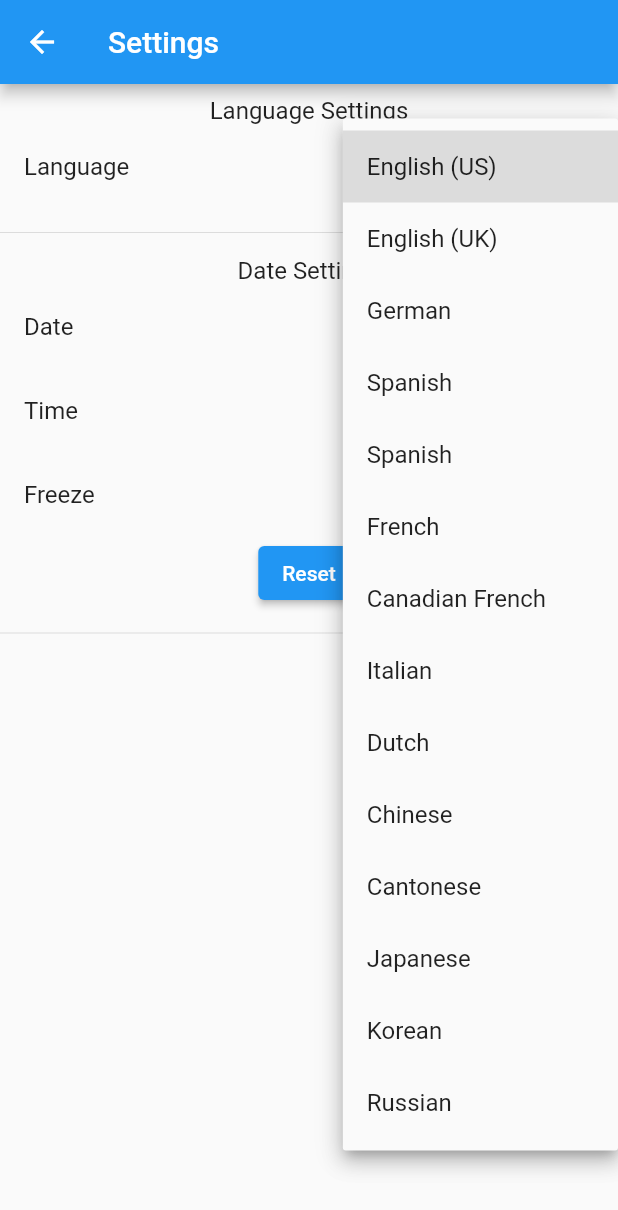
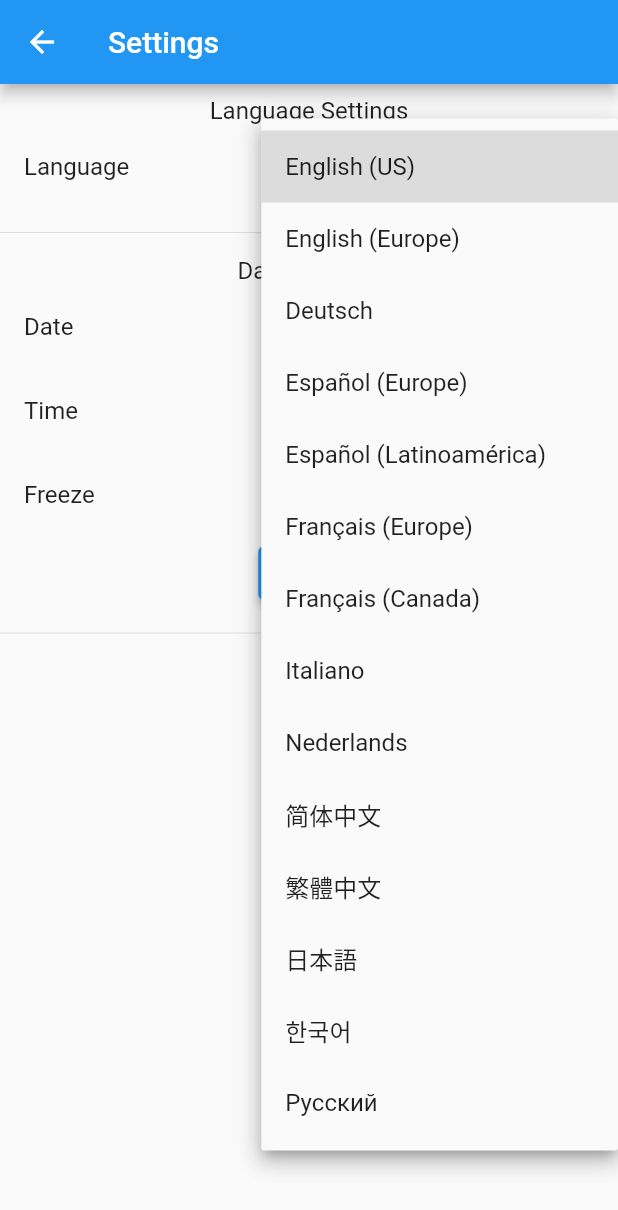
Before and after one commit to kananats/acnh, a Flutter app: the SettingPage screen opened directly, after a tap on "Reset", after a tap on "English (US)", on a phone screen of 412 x 824 dp. Shown: the top 1210 px of the screen. Run offline on Flutter 3.47's test engine with Material 2 defaults, Android fonts, the phone set to English and light mode, and no system bars; our stand-ins replace bloc, dio, equatable, flutter_bloc, shared_preferences, sqflite and 1 more; accounts and stored records are empty; generated files the repository leaves out were written again.

Commit message:
done change language

```diff
--- a/lib/bloc/bloc.dart
+++ b/lib/bloc/bloc.dart
@@ -4,6 +4,6 @@ import 'package:flutter/material.dart';
 import 'package:flutter_bloc/flutter_bloc.dart';
 
 mixin BlocProviderMixin<T extends StatefulWidget> on State<T> {
-  SettingBloc get timeBloc => BlocProvider.of<SettingBloc>(context);
+  SettingBloc get settingBloc => BlocProvider.of<SettingBloc>(context);
   FishBloc get fishBloc => BlocProvider.of<FishBloc>(context);
 }
--- a/lib/bloc/setting/setting_bloc.dart
+++ b/lib/bloc/setting/setting_bloc.dart
@@ -4,7 +4,6 @@ import 'package:acnh/bloc/fish/fish_bloc.dart';
 import 'package:acnh/bloc/fish/fish_event.dart';
 import 'package:acnh/bloc/setting/setting_event.dart';
 import 'package:acnh/bloc/setting/setting_state.dart';
-import 'package:acnh/dto/settings.dart';
 import 'package:acnh/repository/repository.dart';
 import 'package:bloc/bloc.dart';
 import 'package:flutter_bloc/flutter_bloc.dart';
@@ -15,10 +14,8 @@ class SettingBloc extends Bloc<SettingEvent, SettingState>
 
   StreamSubscription<void> _subscription;
 
-  Setting setting;
-
   SettingBloc() : super(InitialSettingState()) {
-    add(InitializeSettingEvent());
+    add(InitializeSettingEvent()); // TODO: can we simplify?
 
     _subscription = _tickerStream().listen(
       (_) => add(TimeTickSettingEvent()),
@@ -27,47 +24,66 @@ class SettingBloc extends Bloc<SettingEvent, SettingState>
 
   @override
   Stream<SettingState> mapEventToState(SettingEvent event) async* {
-    fishBloc?.add(ViewFishEvent()); // TODO: optimization
-
     if (event is InitializeSettingEvent) {
       if (state is InitialSettingState) {
-        setting = await settingRepository.setting;
-        if (setting.offset != null)
+        var setting = await settingRepository.setting;
+        if (setting.freezedOffset != null)
           yield TimePlaySettingState()
-            ..dateTime = DateTime.now().add(setting.offset);
-        else if (setting.dateTime != null)
-          yield TimePauseSettingState()..dateTime = setting.dateTime;
+            ..setting = setting
+            ..dateTime = DateTime.now().add(setting.freezedOffset);
+        else if (setting.freezedDateTime != null)
+          yield TimePauseSettingState()
+            ..setting = setting
+            ..dateTime = setting.freezedDateTime;
         else
-          yield TimeNowSettingState();
+          yield TimeNowSettingState()..setting = setting;
       }
+    } else if (event is SetLanguageSettingEvent) {
+      var state = this.state.copy();
+      var setting = (await settingRepository.setting).copy();
+      setting.language = event.language;
+      settingRepository.setSetting(setting);
+
+      yield state..setting = setting;
     } else if (event is TimeTickSettingEvent) {
       if (state is TimeNowSettingState)
-        yield TimeNowSettingState();
-      else if (state is TimePlaySettingState)
+        yield TimeNowSettingState()..setting = await settingRepository.setting;
+      else if (state is TimePlaySettingState) {
+        var setting = await settingRepository.setting;
         yield TimePlaySettingState()
-          ..dateTime = DateTime.now().add(
-            setting.offset ?? Duration(),
-          );
+          ..setting = setting
+          ..dateTime = DateTime.now().add(setting.freezedOffset);
+      }
     } else if (event is TimePlaySettingEvent) {
       if (state is TimePauseSettingState) {
-        setting.offset = setting.dateTime.difference(DateTime.now());
-        setting.dateTime = null;
+        var setting = await settingRepository.setting;
+
+        setting.freezedOffset =
+            setting.freezedDateTime.difference(DateTime.now());
+        setting.freezedDateTime = null;
         settingRepository.setSetting(setting);
         yield TimePlaySettingState()
-          ..dateTime = DateTime.now().add(setting.offset);
+          ..setting = setting
+          ..dateTime = DateTime.now().add(setting.freezedOffset);
       }
     } else if (event is TimePauseSettingEvent) {
-      setting.offset = null;
+      var setting = await settingRepository.setting;
+
+      setting.freezedOffset = null;
       if (state is TimeNowSettingState)
-        setting.dateTime = event.dateTime ?? DateTime.now();
+        setting.freezedDateTime = event.dateTime ?? DateTime.now();
       else
-        setting.dateTime = event.dateTime ?? state.dateTime;
+        setting.freezedDateTime = event.dateTime ?? state.dateTime;
 
       settingRepository.setSetting(setting);
-      yield TimePauseSettingState()..dateTime = setting.dateTime;
+      yield TimePauseSettingState()
+        ..setting = setting
+        ..dateTime = setting.freezedDateTime;
     } else if (event is TimeResetSettingEvent) {
-      yield TimeNowSettingState();
+      yield TimeNowSettingState()..setting = await settingRepository.setting;
     }
+
+    fishBloc?.add(ViewFishEvent()); // TODO: optimization
   }
 
   static Stream<void> _tickerStream() => Stream.periodic(Duration(seconds: 1));
--- a/lib/bloc/setting/setting_event.dart
+++ b/lib/bloc/setting/setting_event.dart
@@ -1,3 +1,4 @@
+import 'package:acnh/dto/language_enum.dart';
 import 'package:equatable/equatable.dart';
 
 abstract class SettingEvent with EquatableMixin {
@@ -7,10 +8,20 @@ abstract class SettingEvent with EquatableMixin {
 
 class InitializeSettingEvent extends SettingEvent {}
 
+class SetLanguageSettingEvent extends SettingEvent {
+  LanguageEnum language;
+
+  @override
+  List<Object> get props => [language];
+}
+
 class TimeTickSettingEvent extends SettingEvent {}
 
 class TimePauseSettingEvent extends SettingEvent {
   DateTime dateTime;
+
+  @override
+  List<Object> get props => [dateTime];
 }
 
 class TimePlaySettingEvent extends SettingEvent {}
--- a/lib/bloc/setting/setting_state.dart
+++ b/lib/bloc/setting/setting_state.dart
@@ -1,16 +1,40 @@
+import 'package:acnh/dto/setting.dart';
 import 'package:equatable/equatable.dart';
 
 abstract class SettingState with EquatableMixin {
+  Setting setting;
   DateTime dateTime = DateTime.now();
 
+  SettingState copy();
+
   @override
-  List<Object> get props => [dateTime];
+  List<Object> get props => [setting, dateTime];
 }
 
-class InitialSettingState extends SettingState {}
+class InitialSettingState extends SettingState {
+  @override
+  SettingState copy() => InitialSettingState()
+    ..setting = setting
+    ..dateTime = dateTime;
+}
 
-class TimeNowSettingState extends SettingState {}
+class TimeNowSettingState extends SettingState {
+  @override
+  SettingState copy() => InitialSettingState()
+    ..setting = setting
+    ..dateTime = dateTime;
+}
 
-class TimePlaySettingState extends SettingState {}
+class TimePlaySettingState extends SettingState {
+  @override
+  SettingState copy() => InitialSettingState()
+    ..setting = setting
+    ..dateTime = dateTime;
+}
 
-class TimePauseSettingState extends SettingState {}
+class TimePauseSettingState extends SettingState {
+  @override
+  SettingState copy() => InitialSettingState()
+    ..setting = setting
+    ..dateTime = dateTime;
+}
--- a/lib/dto/fish_filter_condition.dart
+++ b/lib/dto/fish_filter_condition.dart
@@ -1,4 +1,5 @@
 import 'package:acnh/dto/fish.dart';
+import 'package:acnh/dto/language_enum.dart';
 import 'package:acnh/ui/fish/fish_filter_dialog.dart';
 import 'package:equatable/equatable.dart';
 import 'package:json_annotation/json_annotation.dart';
@@ -25,7 +26,7 @@ class FishFilterCondition with EquatableMixin {
   @JsonKey(defaultValue: false)
   bool hideAllYear = false;
 
-  bool apply(Fish fish, DateTime dateTime) {
+  bool apply(Fish fish, DateTime dateTime, LanguageEnum language) {
     if (hideCaught && fish.isCaught) return false;
     if (hideDonated && fish.isDonated) return false;
     if (hideAllYear && fish.availability.isAvailableAllYear) return false;
@@ -34,7 +35,7 @@ class FishFilterCondition with EquatableMixin {
     if (availability == AvailabilityEnum.thisMonth &&
         !fish.availability.isAvailableThisMonth(dateTime, isNorth))
       return false;
-    if (!fish.name.name.contains(search)) return false;
+    if (!fish.name.of(language).contains(search)) return false;
 
     return true;
   }
--- a/lib/dto/language_enum.dart
+++ b/lib/dto/language_enum.dart
@@ -21,31 +21,31 @@ extension LanguageEnumExtension on LanguageEnum {
       case LanguageEnum.USen:
         return "English (US)";
       case LanguageEnum.EUen:
-        return "English (UK)";
+        return "English (Europe)";
       case LanguageEnum.EUde:
-        return "German";
+        return "Deutsch";
       case LanguageEnum.EUes:
-        return "Spanish";
+        return "Español (Europe)";
       case LanguageEnum.USes:
-        return "Spanish";
+        return "Español (Latinoamérica)";
       case LanguageEnum.EUfr:
-        return "French";
+        return "Français (Europe)";
       case LanguageEnum.USfr:
-        return "Canadian French";
+        return "Français (Canada)";
       case LanguageEnum.EUit:
-        return "Italian";
+        return "Italiano";
       case LanguageEnum.EUnl:
-        return "Dutch";
+        return "Nederlands";
       case LanguageEnum.CNzh:
-        return "Chinese";
+        return "简体中文";
       case LanguageEnum.TWzh:
-        return "Cantonese";
+        return "繁體中文";
       case LanguageEnum.JPja:
-        return "Japanese";
+        return "日本語";
       case LanguageEnum.KRko:
-        return "Korean";
+        return "한국어";
       case LanguageEnum.EUru:
-        return "Russian";
+        return "Русский";
     }
     return "";
   }
--- /dev/null
+++ b/lib/dto/setting.dart
@@ -0,0 +1,25 @@
+import 'package:acnh/dto/language_enum.dart';
+import 'package:equatable/equatable.dart';
+import 'package:json_annotation/json_annotation.dart';
+
+part 'setting.g.dart';
+
+@JsonSerializable(explicitToJson: true)
+class Setting with EquatableMixin {
+  LanguageEnum language;
+
+  Duration freezedOffset;
+  DateTime freezedDateTime;
+
+  Setting copy() => Setting()
+    ..language = language
+    ..freezedOffset = freezedOffset
+    ..freezedDateTime = freezedDateTime;
+
+  static Setting fromJson(Map<String, dynamic> json) => _$SettingFromJson(json);
+
+  Map<String, dynamic> toJson() => _$SettingToJson(this);
+
+  @override
+  List<Object> get props => [language, freezedOffset, freezedDateTime];
+}
--- a/lib/dto/settings.dart
+++ /dev/null
@@ -1,16 +0,0 @@
-import 'package:acnh/dto/language_enum.dart';
-import 'package:json_annotation/json_annotation.dart';
-
-part 'settings.g.dart';
-
-@JsonSerializable(explicitToJson: true)
-class Setting {
-  LanguageEnum language;
-
-  Duration offset;
-  DateTime dateTime;
-
-  static Setting fromJson(Map<String, dynamic> json) => _$SettingFromJson(json);
-
-  Map<String, dynamic> toJson() => _$SettingToJson(this);
-}
--- a/lib/main.dart
+++ b/lib/main.dart
@@ -13,7 +13,9 @@ void main() => runApp(MyApp());
 class MyApp extends StatelessWidget {
   @override
   Widget build(BuildContext context) {
+    // ignore: close_sinks
     final settingBloc = SettingBloc();
+    // ignore: close_sinks
     final fishBloc = FishBloc();
 
     settingBloc.fishBloc = fishBloc;
--- a/lib/repository/setting_repository.dart
+++ b/lib/repository/setting_repository.dart
@@ -3,7 +3,7 @@ import 'dart:convert';
 import 'package:acnh/module.dart';
 import 'package:acnh/data/preferences.dart';
 import 'package:acnh/dto/language_enum.dart';
-import 'package:acnh/dto/settings.dart';
+import 'package:acnh/dto/setting.dart';
 
 class SettingRepository {
   Setting cachedSetting;
@@ -23,6 +23,7 @@ class SettingRepository {
   }
 
   Future<void> setSetting(Setting setting) async {
+    cachedSetting = setting;
     var preferences = await modules.localStorage.preferences;
     preferences[PreferencesKey.setting] = json.encode(setting.toJson());
   }
--- a/lib/ui/fish/fish_item.dart
+++ b/lib/ui/fish/fish_item.dart
@@ -50,7 +50,7 @@ class _FishItemState extends State<FishItem> with BlocProviderMixin {
                     _name,
                     SizedBox(width: 6),
                     if (widget.fish.availability.isAvailableNow(
-                      timeBloc.state.dateTime,
+                      settingBloc.state.dateTime,
                       fishBloc.state.condition.isNorth,
                     ))
                       _badge("Now"),
@@ -89,7 +89,9 @@ class _FishItemState extends State<FishItem> with BlocProviderMixin {
       );
 
   Widget get _name => Text(
-        StringUtil.capitalize(widget.fish.name.name),
+        StringUtil.capitalize(
+          widget.fish.name.of(settingBloc.state.setting.language),
+        ),
         style: TextStyle(color: Colors.blue),
       );
 
--- a/lib/ui/fish/fish_page.dart
+++ b/lib/ui/fish/fish_page.dart
@@ -2,6 +2,8 @@ import 'package:acnh/bloc/bloc.dart';
 import 'package:acnh/bloc/fish/fish_bloc.dart';
 import 'package:acnh/bloc/fish/fish_event.dart';
 import 'package:acnh/bloc/fish/fish_state.dart';
+import 'package:acnh/bloc/setting/setting_bloc.dart';
+import 'package:acnh/bloc/setting/setting_state.dart';
 import 'package:acnh/ui/common/my_drawer.dart';
 import 'package:acnh/ui/fish/fish_download_dialog.dart';
 import 'package:acnh/ui/fish/fish_filter_dialog.dart';
@@ -16,7 +18,8 @@ class FishPage extends StatefulWidget {
 
 class _FishPageState extends State<FishPage> with BlocProviderMixin {
   @override
-  Widget build(BuildContext context) => BlocBuilder<FishBloc, FishState>(
+  Widget build(BuildContext context) => BlocBuilder<SettingBloc, SettingState>(
+        builder: (context, state) => BlocBuilder<FishBloc, FishState>(
           builder: (context, state) => Scaffold(
             appBar: AppBar(
               title: Text("Fish"),
@@ -51,6 +54,7 @@ class _FishPageState extends State<FishPage> with BlocProviderMixin {
                 SizedBox(height: 4),
                 _body(context, state),
               ],
+            ),
           ),
         ),
       );
--- a/lib/ui/setting_page.dart
+++ b/lib/ui/setting_page.dart
@@ -29,7 +29,7 @@ class _SettingPageState extends State<SettingPage> with BlocProviderMixin {
                   style: Theme.of(context).textTheme.subtitle1,
                 ),
               ),
-              _language,
+              _language(state),
               SizedBox(height: 8),
               Divider(),
               SizedBox(height: 8),
@@ -53,19 +53,23 @@ class _SettingPageState extends State<SettingPage> with BlocProviderMixin {
 
   Widget get _reset => Center(
         child: ElevatedButton(
-          onPressed: () => timeBloc.add(TimeResetSettingEvent()),
+          onPressed: () => settingBloc.add(TimeResetSettingEvent()),
           child: Text("Reset"),
         ),
       );
 
-  Widget get _language => ListTile(
+  Widget _language(SettingState state) => ListTile(
         title: Text("Language"),
         trailing: DropdownButton<LanguageEnum>(
-          onChanged: (value) {},
+          value: state.setting.language,
+          onChanged: (value) => settingBloc.add(
+            SetLanguageSettingEvent()..language = value,
+          ),
           items: LanguageEnum.values
               .map(
                 (value) => DropdownMenuItem<LanguageEnum>(
                   child: Text(value.name),
+                  value: value,
                 ),
               )
               .toList(),
@@ -76,7 +80,7 @@ class _SettingPageState extends State<SettingPage> with BlocProviderMixin {
         title: Text("Freeze"),
         trailing: Switch(
           value: state is TimePauseSettingState,
-          onChanged: (value) => timeBloc.add(
+          onChanged: (value) => settingBloc.add(
             value ? TimePauseSettingEvent() : TimePlaySettingEvent(),
           ),
         ),
@@ -121,7 +125,7 @@ class _SettingPageState extends State<SettingPage> with BlocProviderMixin {
         dateTime.minute,
       );
 
-      timeBloc.add(TimePauseSettingEvent()..dateTime = dateTime);
+      settingBloc.add(TimePauseSettingEvent()..dateTime = dateTime);
     }
   }
 
@@ -145,7 +149,7 @@ class _SettingPageState extends State<SettingPage> with BlocProviderMixin {
         time.minute,
       );
 
-      timeBloc.add(TimePauseSettingEvent()..dateTime = dateTime);
+      settingBloc.add(TimePauseSettingEvent()..dateTime = dateTime);
     }
   }
 }
```
Also changed, not shown: lib/dto/name.dart (+34 -1 lines), lib/repository/fish_repository.dart (+7 -1 lines). Lines whose indentation alone changed are shown as unchanged.
